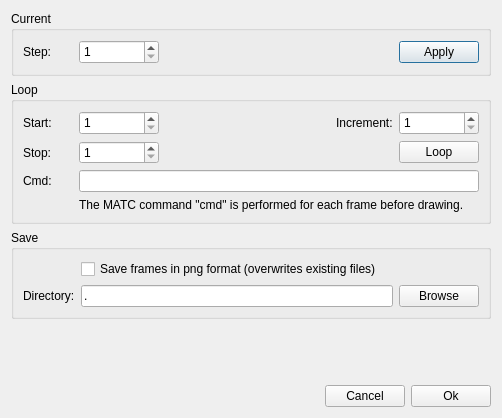
Above: ElmerGUI/vtkpost/timestep.ui from tehnick/elmerfem before the change. Below: the same form after it.
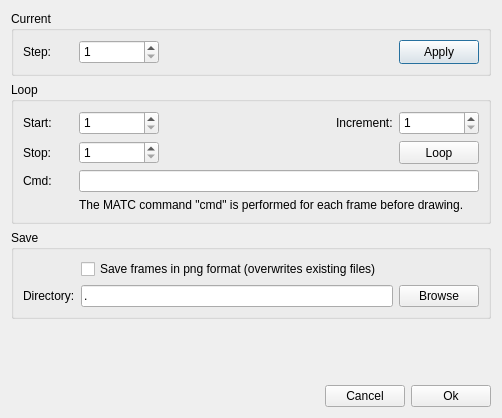
That is the form after the change. Icons and pictures are not drawn.

What changed in the file:
```diff
--- a/ElmerGUI/vtkpost/timestep.ui
+++ b/ElmerGUI/vtkpost/timestep.ui
@@ -74,6 +74,12 @@
         </item>
         <item>
          <widget class="QPushButton" name="applyButton" >
+          <property name="maximumSize" >
+           <size>
+            <width>16777215</width>
+            <height>24</height>
+           </size>
+          </property>
           <property name="text" >
            <string>Apply</string>
           </property>
@@ -203,6 +209,12 @@
         </item>
         <item row="1" column="4" >
          <widget class="QPushButton" name="loopButton" >
+          <property name="maximumSize" >
+           <size>
+            <width>16777215</width>
+            <height>24</height>
+           </size>
+          </property>
           <property name="text" >
            <string>Loop</string>
           </property>
```
